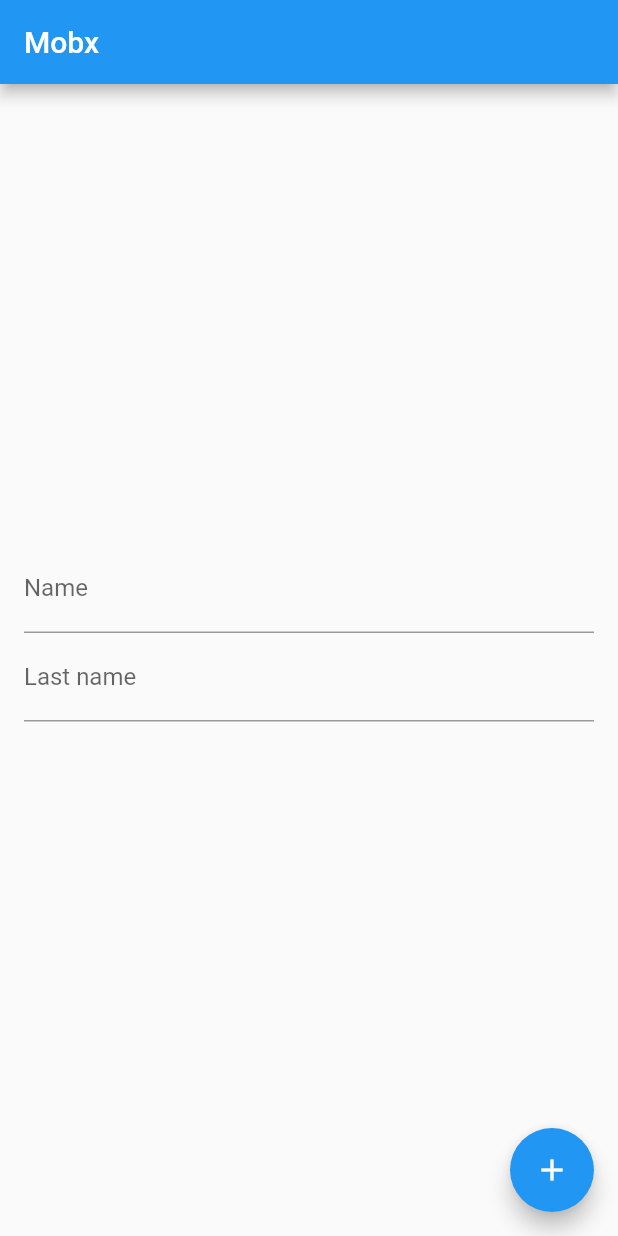
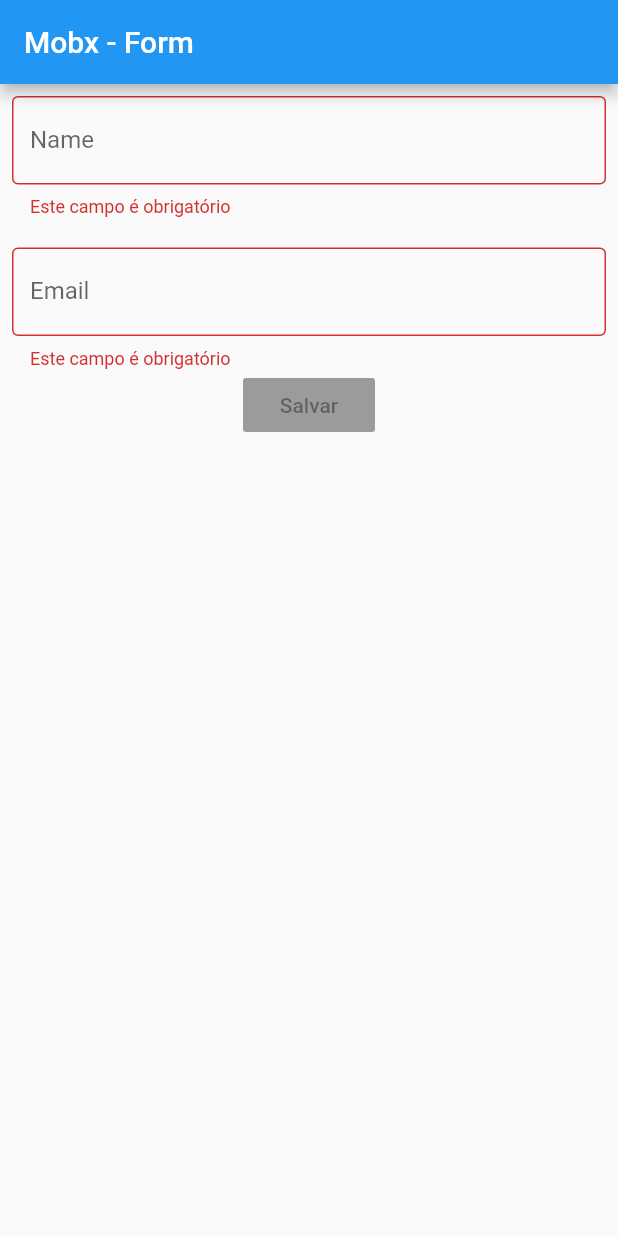
Before and after one commit to patricknasc/flutter_mobx_study, a Flutter app: the screen it shows after launch, on a phone screen of 412 x 824 dp. Run offline on Flutter 3.47's test engine with Material 2 defaults, Android fonts, the phone set to English and light mode, and no system bars; our stand-ins replace flutter_mobx, mobx; generated files the repository leaves out were written again.

Commit message:
Step 6 - Reactive forms

```diff
--- a/lib/controller.dart
+++ b/lib/controller.dart
@@ -1,25 +1,35 @@
 import 'package:mobx/mobx.dart';
+import 'package:mobx_study/models/client.dart';
+
 part 'controller.g.dart';
 
-class Controller = ControllerBase with _$Controller;
+class Controller = _ControllerBase with _$Controller;
 
-abstract class ControllerBase with Store {
-  @observable
-  String name = '';
-
-  @observable
-  String lastName = '';
+abstract class _ControllerBase with Store {
+  final client = Client();
 
   @computed
-  String get fullName => '$name $lastName';
-
-  @action
-  changeName(String newName) {
-    name = newName;
+  bool get isValid {
+    return validateName() == null && validateEmail() == null;
   }
 
-  @action
-  changeLastName(String newLastName) {
-    lastName = newLastName;
+  String validateName() {
+    if (client.name == null || client.name.isEmpty) {
+      return "Este campo é obrigatório";
+    } else if (client.name.length <= 2) {
+      return "Seu nome precisa ter mais de 2 caracteres";
+    }
+
+    return null;
+  }
+
+  String validateEmail() {
+    if (client.email == null || client.email.isEmpty) {
+      return "Este campo é obrigatório";
+    } else if (!client.email.contains('@')) {
+      return "Este não é um email válido";
+    }
+
+    return null;
   }
 }
--- a/lib/home.dart
+++ b/lib/home.dart
@@ -3,45 +3,61 @@ import 'package:flutter_mobx/flutter_mobx.dart';
 
 import 'controller.dart';
 
-class MyHomePage extends StatelessWidget {
+class HomePage extends StatelessWidget {
   final controller = Controller();
+
+  _textField({String labelText, onChanged, String Function() errorText}) {
+    return TextField(
+      onChanged: onChanged,
+      decoration: InputDecoration(
+        border: OutlineInputBorder(),
+        labelText: labelText,
+        errorText: errorText == null ? null : errorText(),
+      ),
+    );
+  }
 
   @override
   Widget build(BuildContext context) {
     return Scaffold(
       appBar: AppBar(
-        title: Text('Mobx'),
+        title: Text('Mobx - Form'),
       ),
       body: Padding(
-        padding: const EdgeInsets.all(16.0),
-        child: Center(
+        padding: const EdgeInsets.all(8.0),
         child: Column(
-            mainAxisAlignment: MainAxisAlignment.center,
           children: <Widget>[
-              TextField(
-                decoration: InputDecoration(labelText: 'Name'),
-                onChanged: controller.changeName,
-              ),
-              TextField(
-                decoration: InputDecoration(labelText: 'Last name'),
-                onChanged: controller.changeLastName,
+            Observer(
+              builder: (_) {
+                return _textField(
+                  labelText: "Name",
+                  onChanged: controller.client.changeName,
+                  errorText: controller.validateName,
+                );
+              },
             ),
             SizedBox(
               height: 20,
             ),
             Observer(
               builder: (_) {
-                  return Text('${controller.fullName}');
+                return _textField(
+                  labelText: "Email",
+                  onChanged: controller.client.changeEmail,
+                  errorText: controller.validateEmail,
+                );
+              },
+            ),
+            Observer(
+              builder: (_) {
+                return RaisedButton(
+                  onPressed: controller.isValid ? () {} : null,
+                  child: Text('Salvar'),
+                );
               },
             )
           ],
         ),
-        ),
-      ),
-      floatingActionButton: FloatingActionButton(
-        onPressed: () {},
-        tooltip: 'Increment',
-        child: Icon(Icons.add),
       ), // This trailing comma makes auto-formatting nicer for build methods.
     );
   }
--- a/lib/main.dart
+++ b/lib/main.dart
@@ -8,11 +8,11 @@ class MyApp extends StatelessWidget {
   @override
   Widget build(BuildContext context) {
     return MaterialApp(
-      title: 'Flutter Demo',
+      title: 'Flutter MobX',
       theme: ThemeData(
         primarySwatch: Colors.blue,
       ),
-      home: MyHomePage(),
+      home: HomePage(),
     );
   }
 }
```
Also changed, not shown: lib/models/client.dart (added, +22 -0 lines), lib/controller.g.dart, lib/models/client.g.dart (added). Lines whose indentation alone changed are shown as unchanged.
